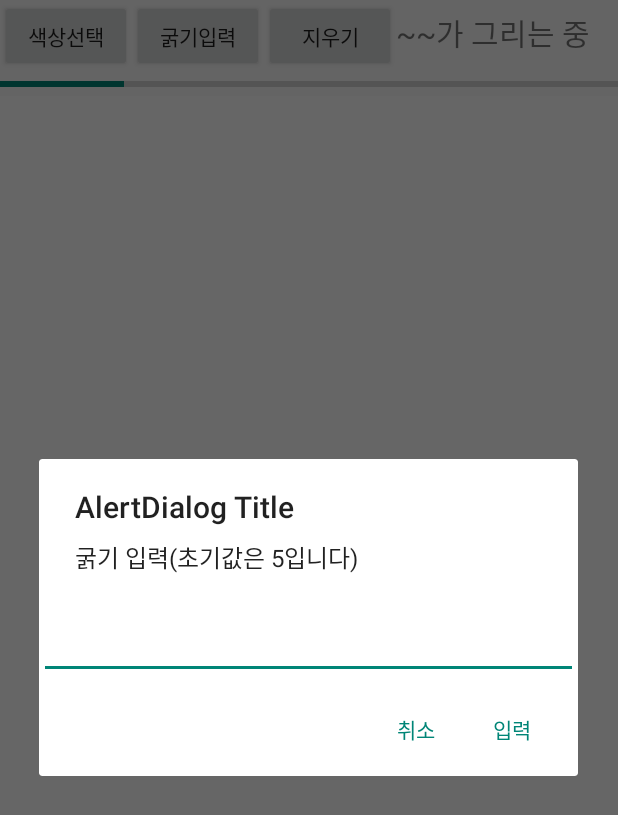
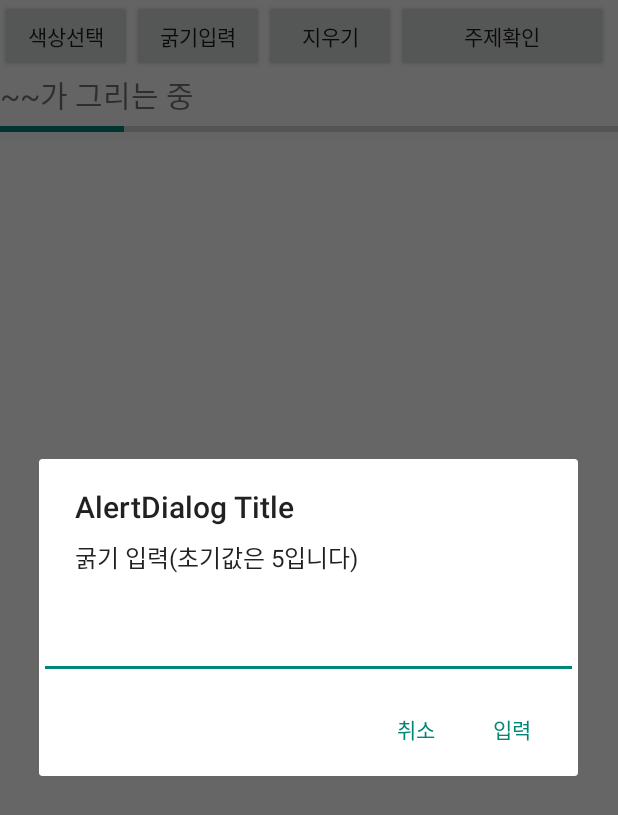
Before and after one commit to maango06/FANW_Client, an Android app: the MainGame screen opened directly, with no data from a screen before it, after a tap on "굵기입력", on a phone screen of 412 x 824 dp. Shown: the top 815 px of the screen. Run offline under Robolectric (Android 15) with nearby library versions, the phone set to English and light mode, and no system bars; libraries missing offline, so code that uses them is left out: yuku.ambilwarna; 1 other tap on this screen came first.

Commit message:
주제 확인 및 관련 버튼 구현

```diff
--- a/app/src/main/java/com/example/newyorkclient/MainGame.java
+++ b/app/src/main/java/com/example/newyorkclient/MainGame.java
@@ -9,6 +9,7 @@ import android.graphics.Color;
 import android.os.Bundle;
 import android.os.CountDownTimer;
 import android.text.InputType;
+import android.view.Gravity;
 import android.view.View;
 import android.view.WindowManager;
 import android.widget.Button;
@@ -28,6 +29,8 @@ public class MainGame extends AppCompatActivity {
     String lier; //최종 범인
     TextView who;
     ProgressBar timeout;
+    Button check;
+    AlertDialog theme;
 
     @Override
     protected void onCreate(Bundle savedInstanceState) {
@@ -35,80 +38,66 @@ public class MainGame extends AppCompatActivity {
         setContentView(R.layout.activity_main_game);
         who = findViewById(R.id.who);
         timeout = findViewById(R.id.timeout);
+        check = findViewById(R.id.check);
 
-        //주제 선정(랜덤으로 한 명한테 이 기능 부여) 및 라이어 선정
-        final int[] selectedTopic = {0};
-        final String[] topics = new String[]{"동물","장소","직업","먹을 것","탈 것","감정"};
-        AlertDialog.Builder ad = new AlertDialog.Builder(MainGame.this);
-        ad.setIcon(R.mipmap.fake_artist);
-        ad.setTitle("주제 선정").setSingleChoiceItems(topics, 0, new DialogInterface.OnClickListener() {
+        check.setOnClickListener(new View.OnClickListener() {
             @Override
-            public void onClick(DialogInterface dialog, int which) {
-                selectedTopic[0] = which;
-            }
-        }).setPositiveButton("확인", new DialogInterface.OnClickListener() {
-            @Override
-            public void onClick(DialogInterface dialog, int which) {
-                topic =  topics[selectedTopic[0]];
-                //아래 if 조건 안에 라이어 조건 집어 넣기
-                if(true){
-                    AlertDialog.Builder choose = new AlertDialog.Builder(MainGame.this);
-                    choose.setIcon(R.mipmap.fake_artist);
-                    choose.setTitle("당신은 예술가 입니다!");
-                    choose.setMessage("\t\t\t\t\t\t\t\t\t\t\t\t\t\t주제: "+ topic+"\n"+"\t\t\t\t\t\t\t\t\t\t\t\t제시어: "+ "answer");
-                    choose.setPositiveButton("확인", new DialogInterface.OnClickListener() {
-                        @Override
-                        public void onClick(DialogInterface dialog, int which) {
-                        }
-                    });
-                    choose.show();
-                }
-                else{
-                    AlertDialog.Builder choose = new AlertDialog.Builder(MainGame.this);
-                    choose.setIcon(R.mipmap.fake_artist);
-                    choose.setTitle("당신은 가짜 예술가입니다!");
-                    choose.setMessage("\t\t\t\t\t\t\t\t\t\t\t\t\t\t\t주제: "+ topic);
-
-                    choose.setPositiveButton("확인", new DialogInterface.OnClickListener() {
-                        @Override
-                        public void onClick(DialogInterface dialog, int which) {
-
-                        }
-                    });
-                    choose.show();
-                }
+            public void onClick(View v) {
+                theme.show();
             }
         });
 
-        ad.create();
-        ad.show();
-        // 여기까지
 
-        //가짜 예술가 투표 하는 기능
-        final int[] fake = new int[1];
-        final String[] player = new String[]{"p1","p2","p3","p4","p5","p6"};
-        AlertDialog.Builder vote = new AlertDialog.Builder(MainGame.this);
-        ad.setIcon(R.mipmap.fake_artist);
-        ad.setTitle("가짜 예술가를 선택하세요").setSingleChoiceItems(topics, 0, new DialogInterface.OnClickListener() {
-            @Override
-            public void onClick(DialogInterface dialog, int which) {
-                fake[0] = which;
-            }
-        }).setPositiveButton("확인", new DialogInterface.OnClickListener() {
-            @Override
-            public void onClick(DialogInterface dialog, int which) {
-                lier =  player[fake[0]];
-                //서버로 뽑은 플레이어를 보내는 코드 넣어야 됨
+        if(true){
+            AlertDialog.Builder ad = new AlertDialog.Builder(MainGame.this);
+            ad.setIcon(R.mipmap.fake_artist);
+            ad.setTitle("당신은 예술가 입니다!");
+            ad.setMessage("주제 : 서버에서 받아온거\n" + "정답 : 서버에서 받아온 거");
+            ad.setPositiveButton("확인", null);
+            theme = ad.show();
+            TextView mess = (TextView)theme.findViewById(android.R.id.message);
+            mess.setGravity(Gravity.CENTER);
+            theme.show();
+        }
+        else{
+            AlertDialog.Builder ad = new AlertDialog.Builder(MainGame.this);
+            ad.setIcon(R.mipmap.fake_artist);
+            ad.setTitle("당신은 라이어입니다!");
+            ad.setMessage("주제 : 서버에서 받아온거");
+            ad.setPositiveButton("확인", null);
+            theme = ad.show();
+            TextView mess = (TextView)theme.findViewById(android.R.id.message);
+            mess.setGravity(Gravity.CENTER);
+            theme.show();
+        }
 
 
 
-                Intent intent = new Intent(MainGame.this, Result.class);
-                startActivity(intent);
-            }
-        });
+//        //가짜 예술가 투표 하는 기능
+//        final int[] fake = new int[1];
+//        final String[] player = new String[]{"p1","p2","p3","p4","p5","p6"};
+//        AlertDialog.Builder vote = new AlertDialog.Builder(MainGame.this);
+//        ad.setIcon(R.mipmap.fake_artist);
+//        ad.setTitle("가짜 예술가를 선택하세요").setSingleChoiceItems(topics, 0, new DialogInterface.OnClickListener() {
+//            @Override
+//            public void onClick(DialogInterface dialog, int which) {
+//                fake[0] = which;
+//            }
+//        }).setPositiveButton("확인", new DialogInterface.OnClickListener() {
+//            @Override
+//            public void onClick(DialogInterface dialog, int which) {
+//                lier =  player[fake[0]];
+//                //서버로 뽑은 플레이어를 보내는 코드 넣어야 됨
+//
+//
+//
+//                Intent intent = new Intent(MainGame.this, Result.class);
+//                startActivity(intent);
+//            }
+//        });
 
-        vote.create();
-        vote.show();
+//        vote.create();
+//        vote.show();
 
         //30 초간 터치 가능하게 하는 기능 -->> 돌아가면서 그림 그릴 때 사용
         new CountDownTimer(29999, 1000) {
--- a/app/src/main/res/layout/activity_main_game.xml
+++ b/app/src/main/res/layout/activity_main_game.xml
@@ -29,10 +29,24 @@
             android:layout_width="wrap_content"
             android:layout_height="wrap_content"
             android:text = "지우기"/>
+
+        <Button
+            android:id="@+id/check"
+            android:layout_width="141dp"
+            android:layout_height="wrap_content"
+            android:text="주제확인" />
+
+    </LinearLayout>
+
+    <LinearLayout
+        android:layout_width="match_parent"
+        android:layout_height="wrap_content">
+
         <TextView
             android:id="@+id/who"
             android:layout_width="wrap_content"
             android:layout_height="wrap_content"
+            android:layout_gravity="center_horizontal"
             android:textSize="20dp"
             android:text="~~가 그리는 중"/>
     </LinearLayout>
```
